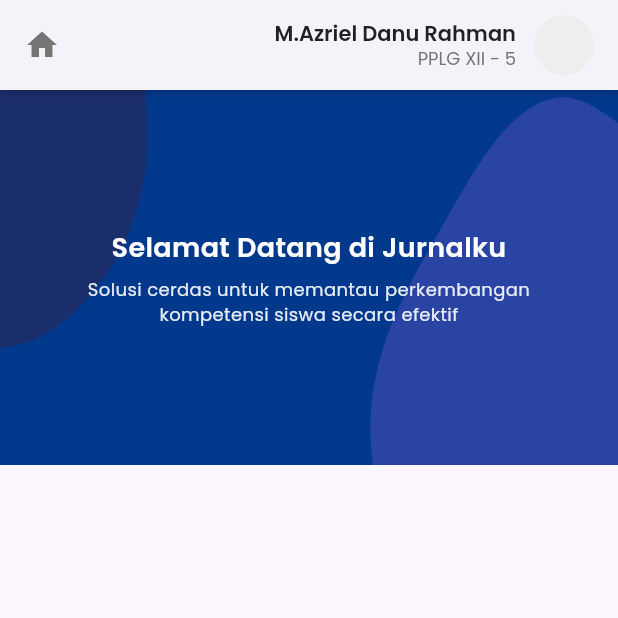
After one commit to M-Bayu-Aji/Jurnalku-App, a Flutter app: the screen it shows after launch, on a phone screen of 412 x 824 dp, the top half of it. The commit adds this screen. Run offline on Flutter 3.47's test engine with Material 3 defaults, Android fonts, the phone set to English and light mode, and no system bars; our stand-ins replace flutter_svg, google_fonts.

Commit message:
add dashboard page

```diff
--- a/lib/main.dart
+++ b/lib/main.dart
@@ -1,5 +1,7 @@
 import 'package:flutter/material.dart';
+import 'package:jurnalku_app/screens/dashboard.dart';
 import 'package:jurnalku_app/screens/home.dart';
+import 'package:jurnalku_app/screens/profile.dart';
 import 'package:jurnalku_app/screens/studentbehaviour.dart';
 void main() {
   runApp(const MyApp());
@@ -14,7 +16,7 @@ class MyApp extends StatelessWidget {
     return MaterialApp(
       debugShowCheckedModeBanner: false,
       title: 'Jurnalku App',
-      home: const Studentbehaviour(),
+      home: const Dashboard(),
     );
   }
 }
--- /dev/null
+++ b/lib/screens/dashboard.dart
@@ -0,0 +1,103 @@
+import 'package:flutter/material.dart';
+import 'package:flutter_svg/flutter_svg.dart';
+import 'package:google_fonts/google_fonts.dart';
+
+class Dashboard extends StatelessWidget {
+  const Dashboard({super.key});
+
+  @override
+  Widget build(BuildContext context) {
+    return Scaffold(
+      appBar: AppBar(
+        backgroundColor: Colors.white,
+        elevation: 2,
+        toolbarHeight: 60,
+        shadowColor: Colors.black.withOpacity(0.6),
+        title: Row(
+          mainAxisAlignment: MainAxisAlignment.spaceBetween,
+          children: [
+            Icon(Icons.home, color: Colors.grey[600], size: 24),
+            Row(
+              children: [
+                Column(
+                  crossAxisAlignment: CrossAxisAlignment.end,
+                  children: [
+                    Text(
+                      'M.Azriel Danu Rahman',
+                      style: GoogleFonts.poppins(
+                        fontSize: 14,
+                        fontWeight: FontWeight.w600,
+                        color: Colors.grey[900],
+                      ),
+                    ),
+                    Text(
+                      'PPLG XII - 5',
+                      style: GoogleFonts.poppins(
+                        fontSize: 12,
+                        color: Colors.grey[600],
+                      ),
+                    ),
+                  ],
+                ),
+                const SizedBox(width: 12),
+                CircleAvatar(radius: 20, backgroundColor: Colors.grey[200]),
+              ],
+            ),
+          ],
+        ),
+      ),
+
+      body: SingleChildScrollView(
+        child: Column(
+          children: [
+            // 🔹 HERO AREA (BACKGROUND + TEXT)
+            Stack(
+              children: [
+                // Background SVG
+                Container(
+                  height: 250,
+                  width: double.infinity,
+                  child: SvgPicture.asset(
+                    'assets/svg/bgsecondary.svg',
+                    fit: BoxFit.fill,
+                  ),
+                ),
+
+                // Text di tengah
+                Positioned.fill(
+                  child: Center(
+                    child: Column(
+                      mainAxisAlignment: MainAxisAlignment.center,
+                      children: [
+                        Text(
+                          "Selamat Datang di Jurnalku",
+                          textAlign: TextAlign.center,
+                          style: GoogleFonts.poppins(
+                            color: Colors.white,
+                            fontSize: 18,
+                            fontWeight: FontWeight.w600,
+                          ),
+                        ),
+                        SizedBox(height: 6),
+                        Text(
+                          "Solusi cerdas untuk memantau perkembangan\nkompetensi siswa secara efektif",
+                          textAlign: TextAlign.center,
+                          style: GoogleFonts.poppins(
+                            color: Colors.white.withOpacity(0.9),
+                            fontSize: 12,
+                          ),
+                        ),
+                      ],
+                    ),
+                  ),
+                ),
+              ],
+            ),
+
+            // lainnya tinggal lanjut di sini...
+          ],
+        ),
+      ),
+    );
+  }
+}
--- a/pubspec.yaml
+++ b/pubspec.yaml
@@ -35,6 +35,7 @@ dependencies:
   # Use with the CupertinoIcons class for iOS style icons.
   cupertino_icons: ^1.0.8
   google_fonts: ^6.3.2
+  flutter_svg: ^2.2.3
 
 dev_dependencies:
   flutter_test:
@@ -61,6 +62,7 @@ flutter:
   # To add assets to your application, add an assets section, like this:
   assets:
   - assets/images/
+  - assets/svg/
 
   # An image asset can refer to one or more resolution-specific "variants", see
   # https://flutter.dev/to/resolution-aware-images
```
Also changed, not shown: assets/svg/bgsecondary.svg (added), pubspec.lock.
